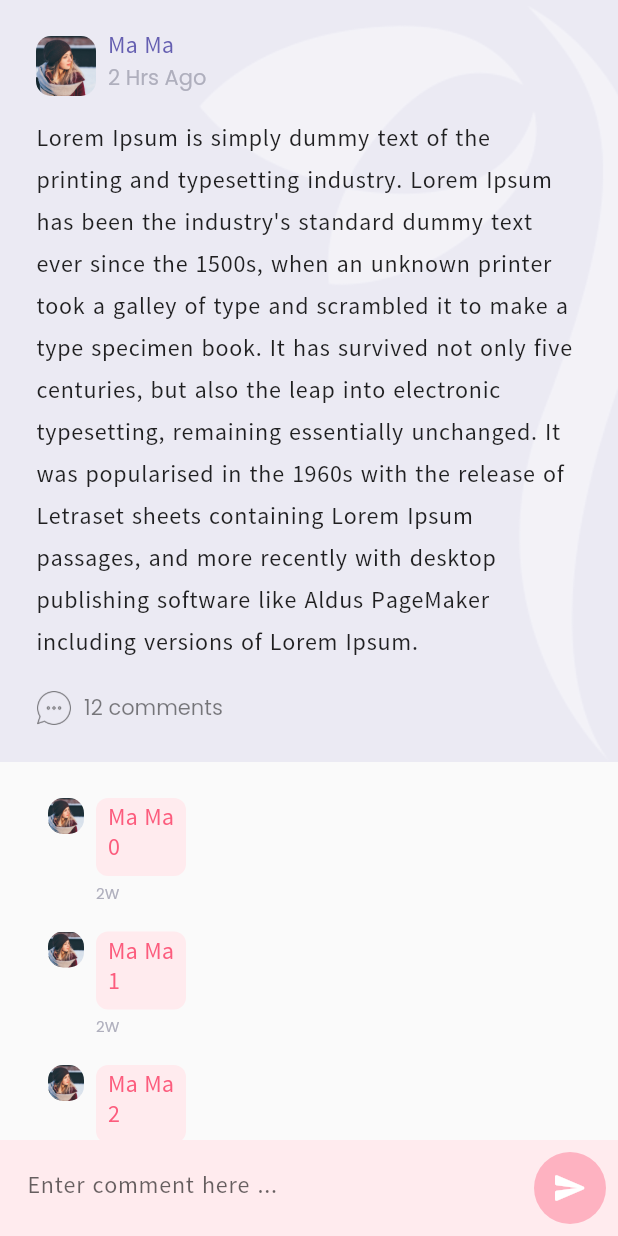
After one commit to DevThurain/wisdom, a Flutter app: the PostDetailScreen screen opened by its route, on a phone screen of 412 x 824 dp. The commit adds this screen. Run offline on Flutter 3.47's test engine with Material 2 defaults, Android fonts, the phone set to English and light mode, and no system bars; our stand-ins replace flutter_sticky_header, flutter_svg, get_it, package_info_plus; generated files the repository leaves out were written again; network calls fail.

Commit message:
- Post Detail UI

```diff
--- a/lib/main.dart
+++ b/lib/main.dart
@@ -10,9 +10,5 @@ void main() async {
   await setupLocator();
   final settingsController = SettingsController(SettingsService());
   await settingsController.loadSettings();
-  SystemChrome.setSystemUIOverlayStyle(SystemUiOverlayStyle(
-      statusBarColor: Colors.white, // transparent status bar
-      statusBarIconBrightness: Brightness.dark // dark text for status bar
-  ));
   runApp(MyApp(settingsController: settingsController));
 }
--- a/lib/src/app_constants/app_route.dart
+++ b/lib/src/app_constants/app_route.dart
@@ -5,6 +5,7 @@ import 'package:wisdom/src/ui/home/home_screen.dart';
 import 'package:wisdom/src/ui/intro/intro_screen.dart';
 import 'package:wisdom/src/ui/knowledge/knowledge_detail_screen.dart';
 import 'package:wisdom/src/ui/knowledge/knowledge_screen.dart';
+import 'package:wisdom/src/ui/post_detail/post_detail_screen.dart';
 import 'package:wisdom/src/ui/profile/profile_screen.dart';
 
 class AppRoute {
@@ -34,6 +35,9 @@ class AppRoute {
           case IntroScreen.routeName:
             return const IntroScreen();
 
+          case PostDetailScreen.routeName:
+            return const PostDetailScreen();
+
           default:
             return const IntroScreen();
         }
--- a/lib/src/app_constants/app_theme.dart
+++ b/lib/src/app_constants/app_theme.dart
@@ -5,6 +5,7 @@ class AppTheme {
   static const fresh_red = Color(0xffFC5C7D);
   static const fresh_purple = Color(0xff6A82FB);
   static const dark_purple = Color(0xff655FB1);
+  static const comment_box_bg_color = Color(0xffffEBEE);
   static const white = Color(0xffffffff);
   static const black = Color(0xff000000);
 }
--- a/lib/src/ui/home/home_screen.dart
+++ b/lib/src/ui/home/home_screen.dart
@@ -55,7 +55,7 @@ class _HomeScreenState extends State<HomeScreen> {
                 title: 'Knowledge',
                 color: AppTheme.dark_purple,
                 onTap: () {
-                  Navigator.pushNamed(context, KnowledgeScreen.routeName);
+                  Navigator.pushNamed(context, "/knowledge_screen");
                 },
               ),
               SizedBox(height: 20),
--- a/lib/src/ui/knowledge/knowledge_screen.dart
+++ b/lib/src/ui/knowledge/knowledge_screen.dart
@@ -4,6 +4,7 @@ import 'package:wisdom/src/app_constants/app_dimen.dart';
 import 'package:wisdom/src/app_constants/app_theme.dart';
 import 'package:flutter_gen/gen_l10n/app_localizations.dart';
 import 'package:wisdom/src/app_utils/locator.dart';
+import 'package:wisdom/src/ui/post_detail/post_detail_screen.dart';
 import 'package:wisdom/src/ui/widgets/circular_person_face.dart';
 import 'package:wisdom/src/ui/widgets/designed_post_card.dart';
 import 'package:wisdom/src/ui/widgets/square_person_face.dart';
@@ -76,7 +77,7 @@ class _KnowledgeScreenState extends State<KnowledgeScreen> {
                           duration: '2 hours ago',
                           commentCount: '12',
                           color: AppTheme.dark_purple,
-                          onTap: () {}))
+                          onTap: () => Navigator.pushNamed(context, PostDetailScreen.routeName)))
                       .toList(),
                 ));
               },
--- /dev/null
+++ b/lib/src/ui/post_detail/post_detail_screen.dart
@@ -0,0 +1,185 @@
+import 'package:flutter/material.dart';
+import 'package:wisdom/src/app_constants/app_dimen.dart';
+import 'package:wisdom/src/app_constants/app_theme.dart';
+import 'package:wisdom/src/app_utils/expanded_view_port.dart';
+import 'package:wisdom/src/ui/widgets/designed_post_card.dart';
+import 'package:wisdom/src/ui/widgets/widget_comment_item.dart';
+
+class PostDetailScreen extends StatefulWidget {
+  static const routeName = '/post_detail_screen';
+
+  const PostDetailScreen({Key? key}) : super(key: key);
+
+  @override
+  _PostDetailScreenState createState() => _PostDetailScreenState();
+}
+
+class _PostDetailScreenState extends State<PostDetailScreen> {
+  double get _statusBarHeight {
+    return MediaQuery.of(context).padding.top;
+  }
+
+  @override
+  Widget build(BuildContext context) {
+    return Scaffold(
+      body: Stack(
+        children: [
+          Container(
+            margin: EdgeInsets.only(top: _statusBarHeight),
+            child: CustomScrollView(
+              slivers: <Widget>[
+                SliverToBoxAdapter(
+                  child: PostDetailSectionView(),
+                ),
+                SliverPadding(
+                  padding: const EdgeInsets.only(
+                    bottom: 80,
+                    top: AppDimen.MARGIN_LARGE,
+                  ),
+                  sliver: SliverList(
+                    delegate: SliverChildBuilderDelegate(
+                          (BuildContext context, int index) =>
+                          CommentItemWidget(
+                            name: "Ma Ma",
+                            profileUrl: 'assets/images/girl_light.png',
+                            commentText: "$index",
+                            duration: "2W",
+                          ),
+                      childCount: 20,
+                    ),
+                  ),
+                ),
+              ],
+            ),
+          ),
+          Align(
+            alignment: Alignment.bottomCenter,
+            child: Container(
+              color: AppTheme.comment_box_bg_color,
+              child: Row(
+                mainAxisSize: MainAxisSize.max,
+                children: [
+                  Flexible(
+                    child: TextField(
+                      keyboardType: TextInputType.multiline,
+                      maxLines: 3,
+                      minLines: 1,
+                      autofocus: false,
+                      style: TextStyle(
+                        fontSize: AppDimen.TEXT_REGULAR_2X,
+                        fontFamily: 'MyanUni',
+                        letterSpacing: 0.5,
+                      ),
+                      decoration: InputDecoration(
+                        enabledBorder: OutlineInputBorder(
+                          borderRadius: BorderRadius.all(Radius.circular(0.0)),
+                          borderSide: BorderSide(color: Colors.transparent),
+                        ),
+                        focusedBorder: OutlineInputBorder(
+                          borderRadius: BorderRadius.all(Radius.circular(0.0)),
+                          borderSide: BorderSide(color: Colors.transparent),
+                        ),
+                        filled: true,
+                        hintStyle: TextStyle(
+                          fontSize: AppDimen.TEXT_REGULAR_2X,
+                          fontFamily: 'MyanUni',
+                          letterSpacing: 0.5,
+                        ),
+                        hintText: "Enter comment here ...",
+                        contentPadding: EdgeInsets.all(
+                          AppDimen.MARGIN_CARD_MEDIUM_2,
+                        ),
+                        fillColor: AppTheme.comment_box_bg_color,
+                      ),
+                    ),
+                  ),
+                  ElevatedButton(
+                    onPressed: () {},
+                    child: Icon(Icons.send_rounded, color: Colors.white),
+                    style: ElevatedButton.styleFrom(
+                      padding: EdgeInsets.all(AppDimen.MARGIN_CARD_MEDIUM),
+                      shape: CircleBorder(),
+                      elevation: 0,
+                      primary: AppTheme.fresh_red.withOpacity(0.4),
+                      onPrimary: AppTheme.fresh_red.withOpacity(0.4),
+                    ),
+                  )
+                ],
+              ),
+            ),
+          )
+        ],
+      ),
+    );
+  }
+
+  sendMessage() {}
+}
+
+class PostDetailSectionView extends StatelessWidget {
+  const PostDetailSectionView({
+    Key? key,
+  }) : super(key: key);
+
+  @override
+  Widget build(BuildContext context) {
+    return Container(
+      color: AppTheme.dark_purple.withOpacity(0.1),
+      child: Stack(
+        children: [
+          Positioned(
+            right: -150,
+            bottom: 0,
+            child: Opacity(
+              opacity: 0.4,
+              child: RotatedBox(
+                //4,1
+                quarterTurns: 3,
+                child: Image.asset(
+                  'assets/images/curve_1.png',
+                  color: AppTheme.white,
+                ),
+              ),
+            ),
+          ),
+          Align(
+            alignment: Alignment.center,
+            child: Padding(
+              padding: const EdgeInsets.all(AppDimen.MARGIN_LARGE),
+              child: Column(
+                mainAxisAlignment: MainAxisAlignment.spaceAround,
+                crossAxisAlignment: CrossAxisAlignment.start,
+                children: const [
+                  PostProfileUI(
+                    profileUrl: 'assets/images/girl_light.png',
+                    color: AppTheme.dark_purple,
+                    name: "Ma Ma",
+                    duration: "2 Hrs Ago",
+                  ),
+                  SizedBox(
+                    height: AppDimen.MARGIN_MEDIUM_2,
+                  ),
+                  Text(
+                    "Lorem Ipsum is simply dummy text of the printing and typesetting industry. Lorem Ipsum has been the industry's standard dummy text ever since the 1500s, when an unknown printer took a galley of type and scrambled it to make a type specimen book. It has survived not only five centuries, but also the leap into electronic typesetting, remaining essentially unchanged. It was popularised in the 1960s with the release of Letraset sheets containing Lorem Ipsum passages, and more recently with desktop publishing software like Aldus PageMaker including versions of Lorem Ipsum.",
+                    textAlign: TextAlign.start,
+                    style: TextStyle(
+                      fontSize: AppDimen.TEXT_REGULAR_2X,
+                      fontFamily: 'MyanUni',
+                      letterSpacing: 0.5,
+                    ),
+                  ),
+                  SizedBox(
+                    height: AppDimen.MARGIN_MEDIUM_2,
+                  ),
+                  PostCommentUI(
+                    commentCount: "12",
+                  ),
+                ],
+              ),
+            ),
+          ),
+        ],
+      ),
+    );
+  }
+}
--- a/lib/src/ui/profile/profile_screen.dart
+++ b/lib/src/ui/profile/profile_screen.dart
@@ -1,4 +1,5 @@
 import 'package:flutter/material.dart';
+import 'package:flutter/services.dart';
 import 'package:flutter_sticky_header/flutter_sticky_header.dart';
 import 'package:flutter_svg/svg.dart';
 import 'package:wisdom/src/app_constants/app_dimen.dart';
@@ -21,6 +22,7 @@ class _ProfileScreenState extends State<ProfileScreen> {
   StickyHeaderController? _stickyHeaderController;
   @override
   void initState() {
+
     _scrollController = ScrollController()
       ..addListener(() {
         if (_isAppBarExpanded) {
@@ -47,15 +49,19 @@ class _ProfileScreenState extends State<ProfileScreen> {
     return MediaQuery.of(context).padding.top;
   }
 
+
+
   @override
   Widget build(BuildContext context) {
     return Scaffold(
-      body: CustomScrollView(
+      body: Padding(
+        padding: EdgeInsets.only(top: _statusBarHeight),
+        child: CustomScrollView(
           controller: _scrollController,
           slivers: [
             SliverToBoxAdapter(
               child: Padding(
-              padding: EdgeInsets.only(top: _statusBarHeight),
+                padding: EdgeInsets.only(bottom: _statusBarHeight),
                 child: ProfileHeaderSectionView(
                     profileUrl: 'assets/images/girl_light.png',
                     name: 'Chrono',
@@ -67,7 +73,6 @@ class _ProfileScreenState extends State<ProfileScreen> {
               controller: _stickyHeaderController,
                 header: Container(
                   height: 60,
-                margin: EdgeInsets.only(top: _statusBarHeight),
                   padding: EdgeInsets.symmetric(horizontal: 16.0),
                   alignment: Alignment.centerLeft,
                   color: !_isAppBarExpanded?Colors.transparent: Colors.white,
@@ -113,6 +118,7 @@ class _ProfileScreenState extends State<ProfileScreen> {
               ])),
             )
           ],
+        ),
       ),
       floatingActionButton: FloatingActionButton(
         backgroundColor: AppTheme.dark_purple,
--- /dev/null
+++ b/lib/src/ui/widgets/widget_comment_item.dart
@@ -0,0 +1,101 @@
+import 'package:flutter/material.dart';
+import 'package:wisdom/src/app_constants/app_dimen.dart';
+import 'package:wisdom/src/app_constants/app_theme.dart';
+import 'package:wisdom/src/ui/widgets/square_person_face.dart';
+
+class CommentItemWidget extends StatelessWidget {
+  const CommentItemWidget({
+    this.name = "",
+    this.profileUrl = "",
+    this.commentText = "",
+    this.duration = "",
+    Key? key,
+  }) : super(key: key);
+  final String name;
+  final String profileUrl;
+  final String commentText;
+  final String duration;
+
+  @override
+  Widget build(BuildContext context) {
+    return Container(
+      padding: EdgeInsets.only(
+        left: AppDimen.MARGIN_XLARGE,
+        bottom: AppDimen.MARGIN_CARD_MEDIUM_2,
+      ),
+      child: Column(
+        crossAxisAlignment: CrossAxisAlignment.start,
+        children: [
+          Row(
+            mainAxisAlignment: MainAxisAlignment.start,
+            crossAxisAlignment: CrossAxisAlignment.start,
+            children: [
+              SquarePersonFace(width: 24, imgPath: profileUrl),
+              Column(
+                crossAxisAlignment: CrossAxisAlignment.start,
+                children: [
+                  Container(
+                    padding: EdgeInsets.all(AppDimen.MARGIN_MEDIUM),
+                    margin: EdgeInsets.symmetric(
+                        horizontal: AppDimen.MARGIN_MEDIUM),
+                    decoration: BoxDecoration(
+                        color: AppTheme.comment_box_bg_color,
+                        borderRadius: BorderRadius.all(
+                      Radius.circular(AppDimen.MARGIN_MEDIUM),
+                    )),
+                    child: Column(
+                      crossAxisAlignment: CrossAxisAlignment.start,
+                      children: [
+                        Text(
+                          name,
+                          textAlign: TextAlign.start,
+                          maxLines: 3,
+                          overflow: TextOverflow.ellipsis,
+                          style: TextStyle(
+                              color: AppTheme.fresh_red,
+                              fontSize: AppDimen.TEXT_REGULAR_2X,
+                              fontFamily: 'MyanUni',
+                              height: 1,
+                              fontWeight: FontWeight.normal),
+                        ),
+                        SizedBox(
+                          height: AppDimen.MARGIN_SMALL,
+                        ),
+                        Text(
+                          commentText,
+                          textAlign: TextAlign.start,
+                          maxLines: 3,
+                          overflow: TextOverflow.ellipsis,
+                          style: TextStyle(
+                              color: AppTheme.fresh_red,
+                              fontSize: AppDimen.TEXT_REGULAR_2X,
+                              fontFamily: 'MyanUni',
+                              height: 1,
+                              fontWeight: FontWeight.normal),
+                        ),
+                      ],
+                    ),
+                  ),
+                  Padding(
+                    padding: const EdgeInsets.only(
+                      left: AppDimen.MARGIN_MEDIUM,
+                      top: AppDimen.MARGIN_SMALL,
+                    ),
+                    child: Text(
+                      duration,
+                      style: TextStyle(
+                          color: Color(0xffAFAFBD),
+                          fontSize: AppDimen.TEXT_SMALL,
+                          fontFamily: 'Poppins',
+                          fontWeight: FontWeight.normal),
+                    ),
+                  ),
+                ],
+              ),
+            ],
+          ),
+        ],
+      ),
+    );
+  }
+}
```
Also changed, not shown: lib/src/app_utils/expanded_view_port.dart (added, +157 -0 lines). Lines whose indentation alone changed are shown as unchanged.
